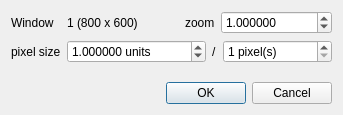
The window that qCC/ui_templates/adjustZoomDlg.ui (CloudCompare/CloudCompare) describes before a commit, drawn with Qt 5.
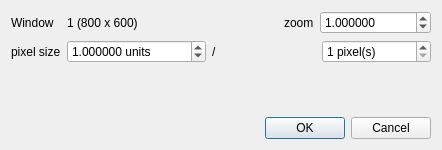
The same window after the commit.

```diff
--- a/qCC/ui_templates/adjustZoomDlg.ui
+++ b/qCC/ui_templates/adjustZoomDlg.ui
@@ -6,8 +6,8 @@
    <rect>
     <x>0</x>
     <y>0</y>
-    <width>313</width>
-    <height>115</height>
+    <width>442</width>
+    <height>150</height>
    </rect>
   </property>
   <property name="windowTitle">
```
Left out of the diff: 4 changed lines with no effect on the pictures.
